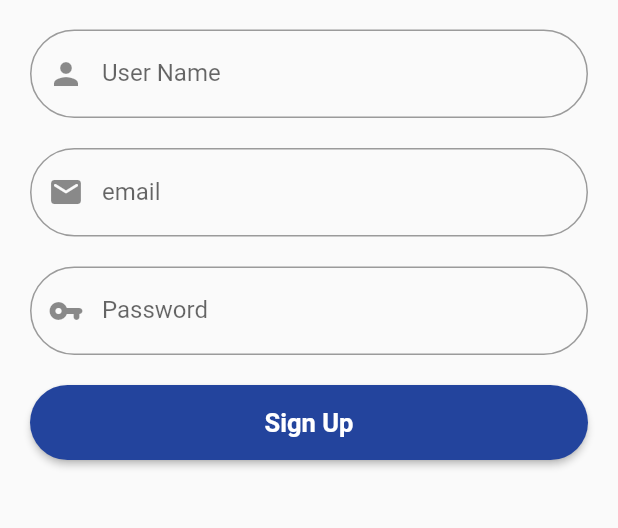
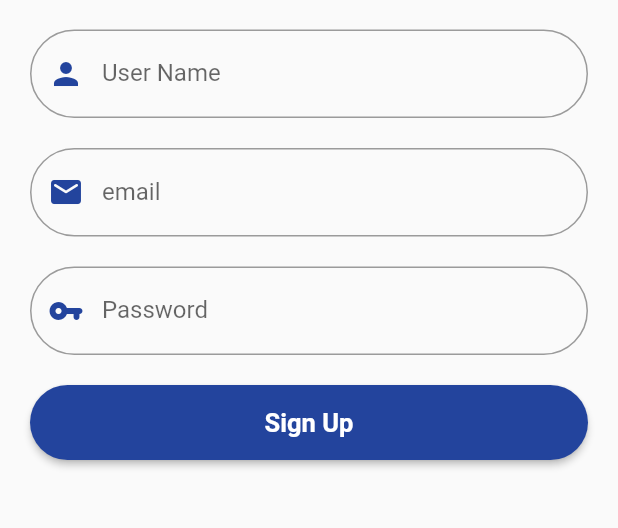
Before and after one commit to GeekMind00/Randomly, a Flutter app: the Signup screen opened by its route, on a phone screen of 412 x 824 dp, the part 197-725 px from its top. Run offline on Flutter 3.47's test engine with Material 2 defaults, Android fonts, the phone set to English and light mode, and no system bars.

Commit message:
icons color

```diff
--- a/razan/lib/components/inputtext.dart
+++ b/razan/lib/components/inputtext.dart
@@ -8,7 +8,7 @@ TextFormField buildEmailField(TextEditingController email) {
         labelText: "email",
         prefixIcon: Padding(
           padding: EdgeInsets.all(10),
-          child: Icon(Icons.email_rounded),
+          child: Icon(Icons.email_rounded,color: Color(0xff23449d)),
         ),
         border: OutlineInputBorder(borderRadius: BorderRadius.circular(50))),
   );
@@ -21,7 +21,7 @@ TextFormField buildPasswordField(TextEditingController myController) {
     decoration: InputDecoration(
         labelText: "Password",
         prefixIcon: Padding(
-            padding: EdgeInsets.all(10), child: Icon(Icons.vpn_key_rounded)),
+            padding: EdgeInsets.all(10), child: Icon(Icons.vpn_key_rounded,color: Color(0xff23449d),)),
         border: OutlineInputBorder(borderRadius: BorderRadius.circular(50))),
   );
 }
@@ -32,7 +32,7 @@ TextFormField buildUserNameField(TextEditingController myController) {
     decoration: InputDecoration(
         labelText: "User Name",
         prefixIcon:
-            Padding(padding: EdgeInsets.all(10), child: Icon(Icons.person)),
+            Padding(padding: EdgeInsets.all(10), child: Icon(Icons.person,color: Color(0xff23449d))),
         border: OutlineInputBorder(borderRadius: BorderRadius.circular(50))),
   );
 }
@@ -42,8 +42,8 @@ TextFormField buildSearchField(TextEditingController myController) {
     controller: myController,
     decoration: InputDecoration(
         labelText: " Search",
-        prefixIcon:
-            Padding(padding: EdgeInsets.all(9), child: Icon(Icons.search_rounded)),
+        prefixIcon: Padding(
+            padding: EdgeInsets.all(9), child: Icon(Icons.search_rounded,color: Color(0xff23449d))),
         border: OutlineInputBorder(borderRadius: BorderRadius.circular(50))),
   );
 }
```
